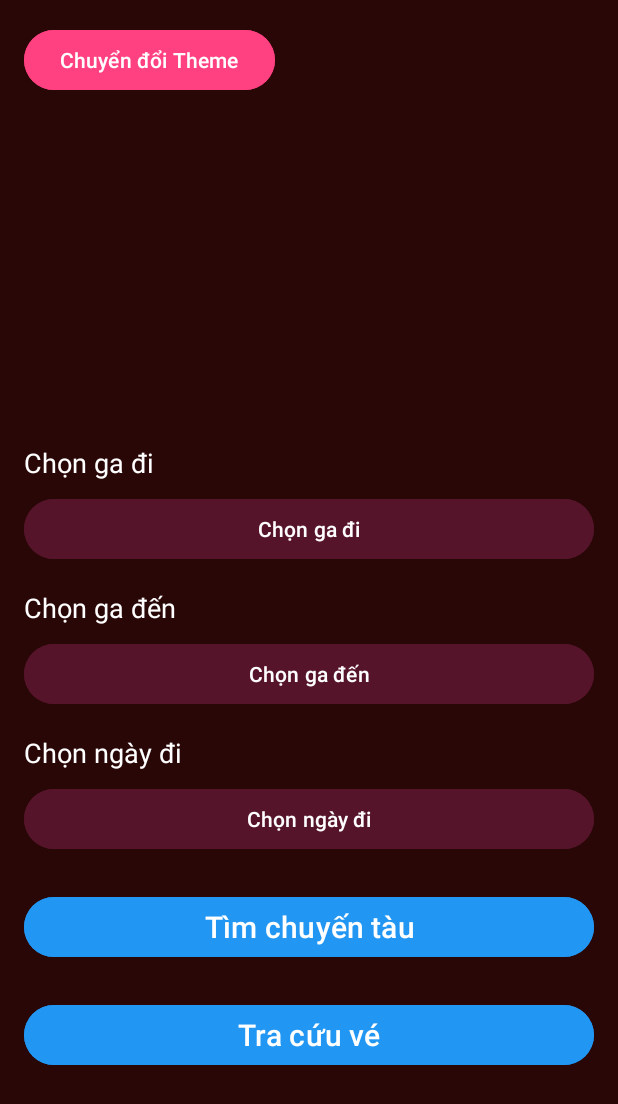
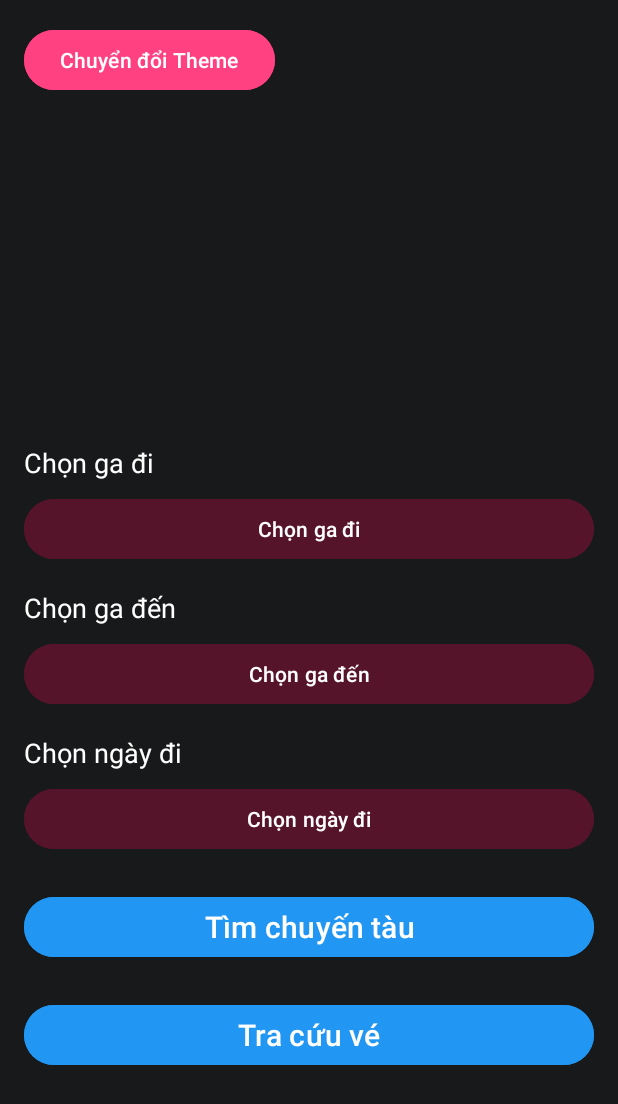
Before and after one commit to LeeWang4u/Train_app, an Android app: the screen it shows after launch (SearchTrainActivity), after a tap on "Chuyển đổi Theme", on a phone screen of 412 x 824 dp. Shown: the top 1104 px of the screen. Run offline under Robolectric (Android 15) with nearby library versions, the phone set to English and light mode, and no system bars; 2 statements that could not run were skipped.

Commit message:
update: update dark mode select station and result search train

```diff
--- a/app/src/main/res/layout/activity_search_train.xml
+++ b/app/src/main/res/layout/activity_search_train.xml
@@ -3,7 +3,7 @@
     android:layout_height="match_parent"
     android:orientation="vertical"
     android:padding="16dp"
-
+    android:background="@color/colorBaseBackground"
     >
 
     <Button
--- a/app/src/main/res/layout/activity_select_station.xml
+++ b/app/src/main/res/layout/activity_select_station.xml
@@ -2,7 +2,7 @@
     android:layout_width="match_parent"
     android:layout_height="match_parent"
     android:orientation="vertical"
-    android:background="?android:attr/colorBackground">
+    android:background="@color/colorBaseBackground">
 
     <!-- Phần 1: Tiêu đề và nút Back -->
     <LinearLayout
--- a/app/src/main/res/layout/station_list_item.xml
+++ b/app/src/main/res/layout/station_list_item.xml
@@ -3,7 +3,8 @@
     android:layout_height="wrap_content"
     android:orientation="horizontal"
     android:padding="12dp"
-    android:background="@color/selectStationBackground"
+
+    android:background="@color/colorBaseBackground"
     android:gravity="center_vertical">
 
     <!-- stationName bên trái (đậm) -->
@@ -25,3 +26,6 @@
         android:textColor="@color/textColorBlackLight" />
 
 </LinearLayout>
+
+
+<!--    android:background="@color/selectStationBackground"-->
--- a/app/src/main/res/values-night/colors.xml
+++ b/app/src/main/res/values-night/colors.xml
@@ -2,6 +2,8 @@
     <color name="colorPrimary">#2196F3</color>
     <color name="colorPrimaryDark">#1976D2</color>
     <color name="colorAccent">#FF4081</color>
+
+    <color name="colorBaseBackground">#18191A</color>
 
     <color name="textColorBlackLight">#FFFFFF</color>
     <color name="backgroundColorTextLight">#56142B</color>
@@ -15,6 +17,9 @@
 
     <color name="selectStationBackground">#000000</color>
 
+    <color name="backgroundTripItem">#2F0C0C</color>
+    <color name="colorPreDay">#834A60</color>
+
     <color name="darkBackground">#2A0707</color>
     <color name="lightText">#FFFFFF</color>
 
--- a/app/src/main/res/values-night/themes.xml
+++ b/app/src/main/res/values-night/themes.xml
@@ -4,6 +4,7 @@
         <!-- Customize your dark theme here. -->
         <!-- <item name="colorPrimary">@color/my_dark_primary</item> -->
 
+        <item name="colorBaseBackground">@color/colorBaseBackground</item>
         <item name="colorPrimary">@color/colorPrimaryDark</item>
         <item name="colorPrimaryDark">@color/colorPrimaryDark</item>
         <item name="colorAccent">@color/colorAccent</item>
@@ -13,6 +14,9 @@
         <item name="backgroundColorTextLight">@color/backgroundColorTextLight</item>
 
         <item name="selectStationBackground">@color/selectStationBackground</item>
+
+        <item name="backgroundTripItem">@color/backgroundTripItem</item>
+        <item name="colorPreDay">@color/colorPreDay</item>
 
         <item name="colorBackground">@color/colorBackground</item>
         <item name="textColorPrimary">@color/textColorPrimary</item>
--- a/app/src/main/res/values/attrs.xml
+++ b/app/src/main/res/values/attrs.xml
@@ -7,5 +7,7 @@
     <attr name="textColorHint" format="color"/>
     <attr name="colorForeground" format="color"/>
     <attr name="selectStationBackground" format="color"/>
-
+    <attr name="backgroundTripItem" format="color"/>
+    <attr name="colorPreDay" format="color"/>
+    <attr name="colorBaseBackground" format="color"/>
 </resources>
--- a/app/src/main/res/values/colors.xml
+++ b/app/src/main/res/values/colors.xml
@@ -5,6 +5,7 @@
     <color name="magenta">#D81B60</color>
     <color name="base">#6439E6</color>
     <color name="baseBackground">#2196F3</color>
+    <color name="colorBaseBackground">#F5F5F5</color>
 
     <color name="colorPrimary">#2196F3</color>
     <color name="colorPrimaryDark">#1976D2</color>
@@ -25,6 +26,10 @@
     <color name="selectStationBackground">#FFFFFF</color>
 <!--    <color name="inputSelectStationBackground">@color/edit_text_background</color>-->
 
+    <color name="backgroundTripItem">#E7E7E7</color>
+    <color name="colorPreDay">#A4A7AD</color>
+
+
 
     <color name="darkBackground">#212121</color>
     <color name="lightText">#FFFFFF</color>
--- a/app/src/main/res/values/themes.xml
+++ b/app/src/main/res/values/themes.xml
@@ -3,6 +3,7 @@
     <style name="Base.Theme.Train_app" parent="Theme.Material3.DayNight.NoActionBar">
         <!-- Customize your light theme here. -->
         <!-- <item name="colorPrimary">@color/my_light_primary</item> -->
+        <item name="colorBaseBackground">@color/colorBaseBackground</item>
         <item name="colorPrimary">@color/colorPrimary</item>
         <item name="colorPrimaryDark">@color/colorPrimaryDark</item>
         <item name="colorAccent">@color/colorAccent</item>
@@ -13,6 +14,8 @@
 
         <item name="selectStationBackground">@color/selectStationBackground</item>
 
+        <item name="backgroundTripItem">@color/backgroundTripItem</item>
+        <item name="colorPreDay">@color/colorPreDay</item>
 
         <item name="colorBackground">@color/colorBackground</item>
         <item name="textColorPrimary">@color/textColorPrimary</item>
```
Also changed, not shown: app/src/main/res/layout/activity_train_search_result.xml (+4 -4 lines), app/src/main/res/layout/trip_item.xml (+8 -8 lines).
